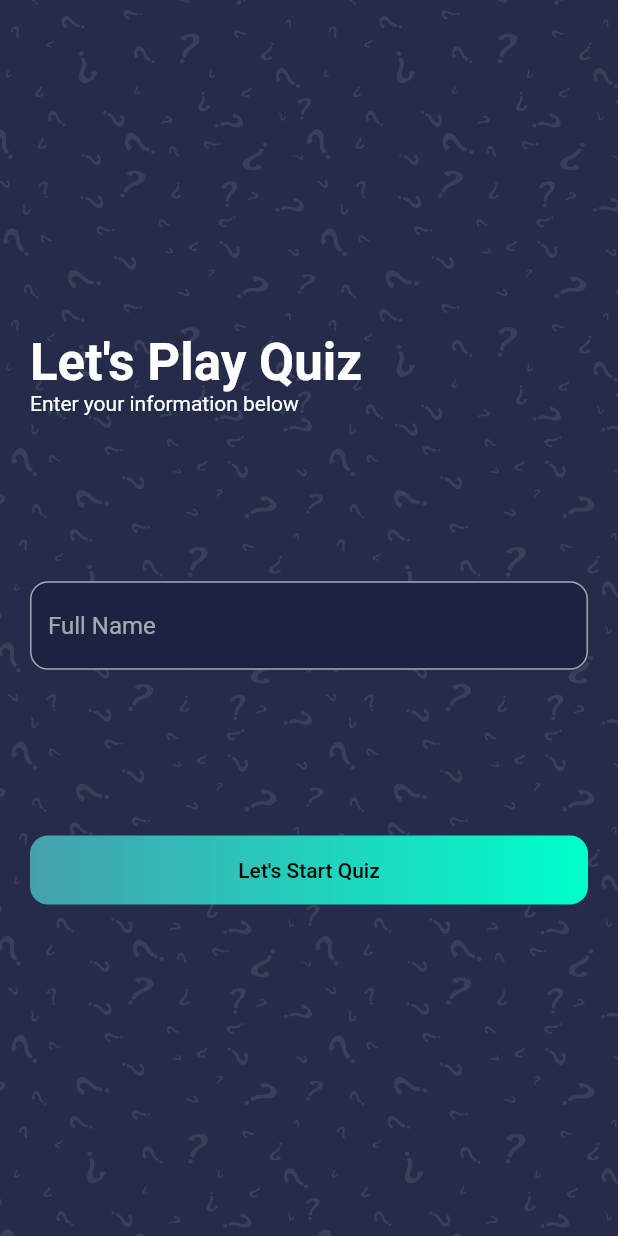
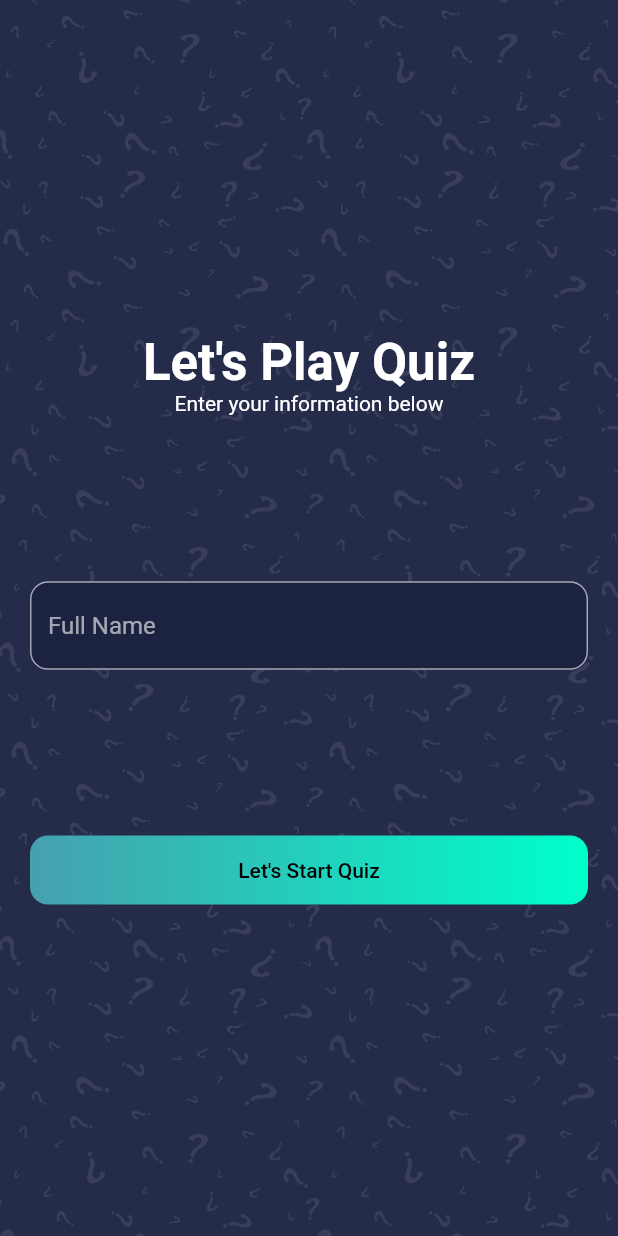
Before and after one commit to brunozupp/quiz_app_theflutterway, a Flutter app: the screen it shows after launch, on a phone screen of 412 x 824 dp. Run offline on Flutter 3.47's test engine with Material 2 defaults, Android fonts, the phone set to English and light mode, and no system bars; our stand-ins replace get, websafe_svg.

```diff
--- a/lib/screens/score/score_screen.dart
+++ b/lib/screens/score/score_screen.dart
@@ -30,7 +30,7 @@ class ScoreScreen extends StatelessWidget {
               ),
               Spacer(),
               Text(
-                "${_questionController.correctAnswer * 10}/${_questionController.questions.length * 10}",
+                "${_questionController.numberOfCorrectAnswers * 10}/${_questionController.questions.length * 10}",
                 style: Theme.of(context).textTheme.headline4.copyWith(
                   color: kSecondaryColor
                 ),
--- a/lib/screens/welcome/welcome_screen.dart
+++ b/lib/screens/welcome/welcome_screen.dart
@@ -19,7 +19,7 @@ class WelcomeScreen extends StatelessWidget {
             child: Padding(
               padding: const EdgeInsets.symmetric(horizontal: kDefaultPadding),
               child: Column(
-                crossAxisAlignment: CrossAxisAlignment.start,
+                crossAxisAlignment: CrossAxisAlignment.center,
                 children: [
                   Spacer(flex: 2), // it will take 2/6
 
```
